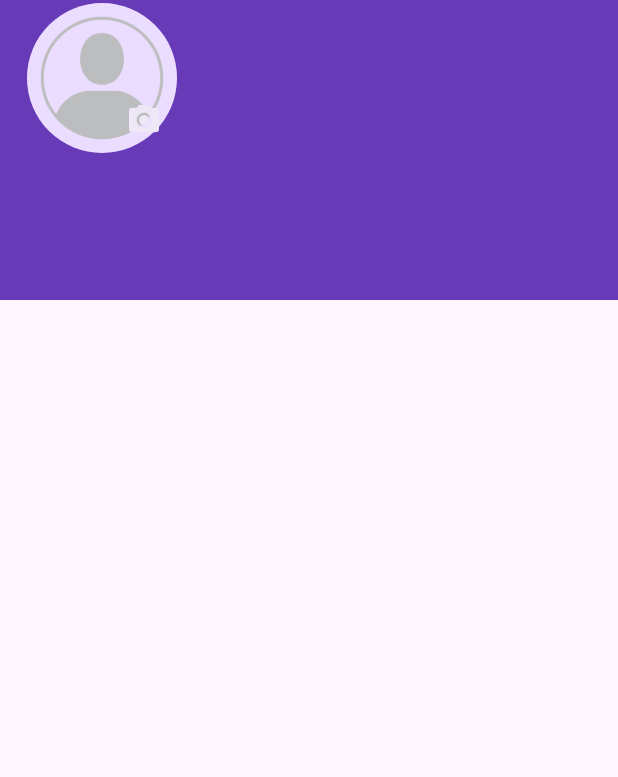
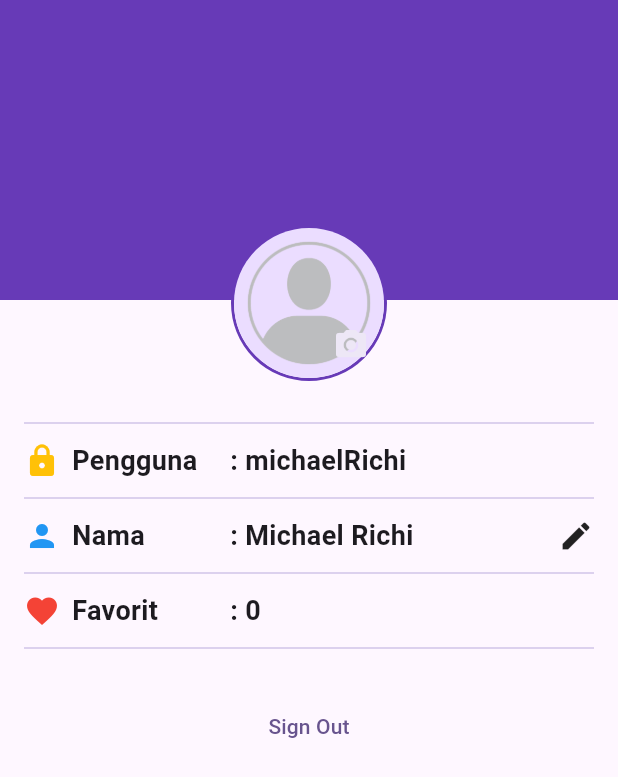
Before and after one commit to 2024-2025-Gasal-PABI-SI52/project-wisata-candi-MichaelRichi, a Flutter app: the screen it shows after launch, on a phone screen of 412 x 824 dp. Shown: the top 777 px of the screen. Run offline on Flutter 3.47's test engine with Material 3 defaults, Android fonts, the phone set to English and light mode, and no system bars; our stand-ins replace cached_network_image.

Commit message:
UPDATE: profil_screen
Penambahan Profile Header, Profil Action, dan implementasi sign in, sign out

```diff
--- a/wisata_candi/lib/screens/profile_screen.dart
+++ b/wisata_candi/lib/screens/profile_screen.dart
@@ -10,9 +10,23 @@ class ProfileScreen extends StatefulWidget {
 class _ProfileScreenState extends State<ProfileScreen> {
   //TODO: 1. Deklarasikan Variabel Yang dibutuhkan
   bool isSignedIn = true; // Agar Kelihatan
-  String fullName = "";
-  String userName = "";
+  String fullName = "Michael Richi";
+  String userName = "michaelRichi";
   int favoriteCandiCount = 0;
+
+  //TODO: 5.Implementasi Fungsi Sign In
+  void signIn() {
+    setState(() {
+      isSignedIn = !isSignedIn;
+    });
+  }
+
+  //TODO: 6.Implementasi Fungsi Sign Out
+  void signOut() {
+    setState(() {
+      isSignedIn = !isSignedIn;
+    });
+  }
 
   @override
   Widget build(BuildContext context) {
@@ -31,7 +45,13 @@ class _ProfileScreenState extends State<ProfileScreen> {
             child: Column(
               children: [
                 //TODO: 2. Buat Bagian Profile Header (Isinya Gambar Profil)
-                Stack(
+                Align(
+                  //Stack di wrap menggunakan Align agar bisa memposisikan Profile Headernya
+                  alignment: Alignment.topCenter,
+                  child: Padding(
+                    //Stack DiWrap Memakai Padding agar bisa ke bawah
+                    padding: const EdgeInsets.only(top: 150),
+                    child: Stack(
                       alignment: Alignment.bottomRight,
                       children: [
                         Container(
@@ -42,7 +62,7 @@ class _ProfileScreenState extends State<ProfileScreen> {
                             ),
                             shape: BoxShape.circle,
                           ),
-                      child: CircleAvatar(
+                          child: const CircleAvatar(
                             radius: 50,
                             backgroundImage:
                                 AssetImage('images/placeholder_image.png'),
@@ -58,8 +78,107 @@ class _ProfileScreenState extends State<ProfileScreen> {
                           ),
                       ],
                     ),
+                  ),
+                ),
                 //TODO: 3. Buat Bagian Profile Info (Isinya Info Profil)
+                // Baris 1 Profile Info Pengguna
+                const SizedBox(height: 20),
+                Divider(color: Colors.deepPurple[100]),
+                const SizedBox(height: 4),
+                Row(
+                  children: [
+                    SizedBox(
+                      //Supaya Lebarnya Mengikuti Porsi Layar Dibagi 1/3
+                      width: MediaQuery.of(context).size.width / 3,
+                      child: const Row(
+                        children: [
+                          Icon(Icons.lock, color: Colors.amber),
+                          SizedBox(width: 8),
+                          Text(
+                            'Pengguna',
+                            style: TextStyle(
+                                fontSize: 18, fontWeight: FontWeight.bold),
+                          ),
+                        ],
+                      ),
+                    ),
+                    Expanded(
+                      child: Text(
+                        ': $userName',
+                        style: const TextStyle(
+                            fontSize: 18, fontWeight: FontWeight.bold),
+                      ),
+                    ),
+                  ],
+                ),
+                // Baris 2 Nama
+                const SizedBox(height: 4),
+                Divider(color: Colors.deepPurple[100]),
+                const SizedBox(height: 4),
+                Row(
+                  children: [
+                    SizedBox(
+                      width: MediaQuery.of(context).size.width / 3,
+                      child: const Row(
+                        children: [
+                          Icon(Icons.person, color: Colors.blue),
+                          SizedBox(width: 8),
+                          Text(
+                            'Nama',
+                            style: TextStyle(
+                                fontSize: 18, fontWeight: FontWeight.bold),
+                          ),
+                        ],
+                      ),
+                    ),
+                    Expanded(
+                      child: Text(
+                        ': $fullName',
+                        style: const TextStyle(
+                            fontSize: 18, fontWeight: FontWeight.bold),
+                      ),
+                    ),
+                    if (isSignedIn) const Icon(Icons.edit),
+                  ],
+                ),
+                // Baris 3 (Favorit)
+                const SizedBox(height: 4),
+                Divider(color: Colors.deepPurple[100]),
+                const SizedBox(height: 4),
+                Row(
+                  children: [
+                    SizedBox(
+                      width: MediaQuery.of(context).size.width / 3,
+                      child: const Row(
+                        children: [
+                          Icon(Icons.favorite, color: Colors.red),
+                          SizedBox(width: 8),
+                          Text(
+                            'Favorit',
+                            style: TextStyle(
+                                fontSize: 18, fontWeight: FontWeight.bold),
+                          ),
+                        ],
+                      ),
+                    ),
+                    Expanded(
+                      child: Text(
+                        ': $favoriteCandiCount',
+                        style: const TextStyle(
+                            fontSize: 18, fontWeight: FontWeight.bold),
+                      ),
+                    ),
+                  ],
+                ),
                 //TODO: 4. Buat Bagian Profile Action (Isinya Tombol Sign In/ Sign Out)
+                const SizedBox(height: 4),
+                Divider(color: Colors.deepPurple[100]),
+                const SizedBox(height: 20),
+                isSignedIn // ? = Cara Cepat Melakukan If
+                    ? TextButton(
+                        onPressed: signOut, child: const Text('Sign Out'))
+                    : TextButton(
+                        onPressed: signIn, child: const Text('Sign In')),
               ],
             ),
           ),
```
Lines whose indentation alone changed are shown as unchanged.
